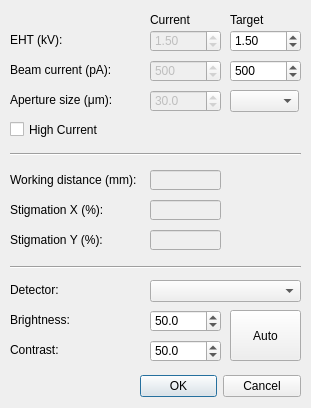
Old version of the form gui/sem_settings_dlg.ui in the repository SBEMimage/SBEMimage.
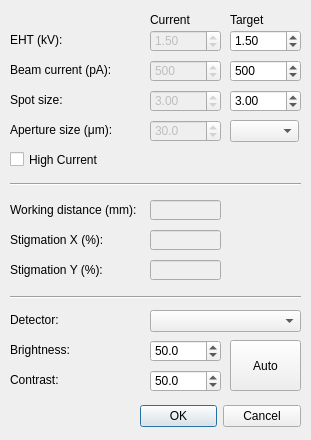
New version of the form.

Commit message: Added spot size support for Pharos, restructured beam settings dialog, fixed boolean conversion

The edit to the form file:
```diff
--- a/gui/sem_settings_dlg.ui
+++ b/gui/sem_settings_dlg.ui
@@ -10,7 +10,7 @@
     <x>0</x>
     <y>0</y>
     <width>311</width>
-    <height>408</height>
+    <height>440</height>
    </rect>
   </property>
   <property name="sizePolicy">
@@ -29,7 +29,7 @@
    <property name="geometry">
     <rect>
      <x>140</x>
-     <y>370</y>
+     <y>400</y>
      <width>161</width>
      <height>32</height>
     </rect>
@@ -118,7 +118,7 @@
    <property name="geometry">
     <rect>
      <x>10</x>
-     <y>230</y>
+     <y>260</y>
      <width>131</width>
      <height>20</height>
     </rect>
@@ -134,7 +134,7 @@
    <property name="geometry">
     <rect>
      <x>150</x>
-     <y>170</y>
+     <y>200</y>
      <width>71</width>
      <height>20</height>
     </rect>
@@ -147,7 +147,7 @@
    <property name="geometry">
     <rect>
      <x>150</x>
-     <y>200</y>
+     <y>230</y>
      <width>71</width>
      <height>20</height>
     </rect>
@@ -157,7 +157,7 @@
    <property name="geometry">
     <rect>
      <x>10</x>
-     <y>200</y>
+     <y>230</y>
      <width>131</width>
      <height>20</height>
     </rect>
@@ -170,7 +170,7 @@
    <property name="geometry">
     <rect>
      <x>10</x>
-     <y>170</y>
+     <y>200</y>
      <width>131</width>
      <height>20</height>
     </rect>
@@ -186,7 +186,7 @@
    <property name="geometry">
     <rect>
      <x>150</x>
-     <y>230</y>
+     <y>260</y>
      <width>71</width>
      <height>20</height>
     </rect>
@@ -196,7 +196,7 @@
    <property name="geometry">
     <rect>
      <x>10</x>
-     <y>146</y>
+     <y>176</y>
      <width>291</width>
      <height>16</height>
     </rect>
@@ -295,7 +295,7 @@
    <property name="geometry">
     <rect>
      <x>10</x>
-     <y>90</y>
+     <y>120</y>
      <width>131</width>
      <height>20</height>
     </rect>
@@ -313,7 +313,7 @@
    <property name="geometry">
     <rect>
      <x>230</x>
-     <y>90</y>
+     <y>120</y>
      <width>69</width>
      <height>22</height>
     </rect>
@@ -326,7 +326,7 @@
    <property name="geometry">
     <rect>
      <x>150</x>
-     <y>90</y>
+     <y>120</y>
      <width>71</width>
      <height>22</height>
     </rect>
@@ -348,7 +348,7 @@
    <property name="geometry">
     <rect>
      <x>10</x>
-     <y>120</y>
+     <y>150</y>
      <width>131</width>
      <height>19</height>
     </rect>
@@ -361,7 +361,7 @@
    <property name="geometry">
     <rect>
      <x>10</x>
-     <y>259</y>
+     <y>289</y>
      <width>291</width>
      <height>16</height>
     </rect>
@@ -374,7 +374,7 @@
    <property name="geometry">
     <rect>
      <x>10</x>
-     <y>280</y>
+     <y>310</y>
      <width>131</width>
      <height>20</height>
     </rect>
@@ -387,7 +387,7 @@
    <property name="geometry">
     <rect>
      <x>150</x>
-     <y>280</y>
+     <y>310</y>
      <width>151</width>
      <height>22</height>
     </rect>
@@ -397,7 +397,7 @@
    <property name="geometry">
     <rect>
      <x>10</x>
-     <y>310</y>
+     <y>340</y>
      <width>81</width>
      <height>20</height>
     </rect>
@@ -410,7 +410,7 @@
    <property name="geometry">
     <rect>
      <x>10</x>
-     <y>340</y>
+     <y>370</y>
      <width>81</width>
      <height>20</height>
     </rect>
@@ -423,7 +423,7 @@
    <property name="geometry">
     <rect>
      <x>150</x>
-     <y>310</y>
+     <y>340</y>
      <width>71</width>
      <height>22</height>
     </rect>
@@ -448,7 +448,7 @@
    <property name="geometry">
     <rect>
      <x>150</x>
-     <y>340</y>
+     <y>370</y>
      <width>71</width>
      <height>22</height>
     </rect>
@@ -473,7 +473,7 @@
    <property name="geometry">
     <rect>
      <x>230</x>
-     <y>310</y>
+     <y>340</y>
      <width>71</width>
      <height>51</height>
     </rect>
@@ -482,6 +482,71 @@
     <string>Auto</string>
    </property>
   </widget>
+  <widget class="QLabel" name="label_6">
+   <property name="geometry">
+    <rect>
+     <x>10</x>
+     <y>90</y>
+     <width>131</width>
+     <height>20</height>
+    </rect>
+   </property>
+   <property name="font">
+    <font>
+     <bold>false</bold>
+    </font>
+   </property>
+   <property name="text">
+    <string>Spot size:</string>
+   </property>
+  </widget>
+  <widget class="QDoubleSpinBox" name="doubleSpinBox_spotSize">
+   <property name="geometry">
+    <rect>
+     <x>230</x>
+     <y>90</y>
+     <width>71</width>
+     <height>22</height>
+    </rect>
+   </property>
+   <property name="minimum">
+    <double>0.000000000000000</double>
+   </property>
+   <property name="maximum">
+    <double>10.000000000000000</double>
+   </property>
+   <property name="singleStep">
+    <double>0.100000000000000</double>
+   </property>
+   <property name="value">
+    <double>3.000000000000000</double>
+   </property>
+  </widget>
+  <widget class="QDoubleSpinBox" name="doubleSpinBox_actualSpotSize">
+   <property name="enabled">
+    <bool>false</bool>
+   </property>
+   <property name="geometry">
+    <rect>
+     <x>150</x>
+     <y>90</y>
+     <width>71</width>
+     <height>22</height>
+    </rect>
+   </property>
+   <property name="minimum">
+    <double>0.000000000000000</double>
+   </property>
+   <property name="maximum">
+    <double>10.000000000000000</double>
+   </property>
+   <property name="singleStep">
+    <double>0.100000000000000</double>
+   </property>
+   <property name="value">
+    <double>3.000000000000000</double>
+   </property>
+  </widget>
  </widget>
  <resources/>
  <connections>
```
The commit also changes 9 other files.
